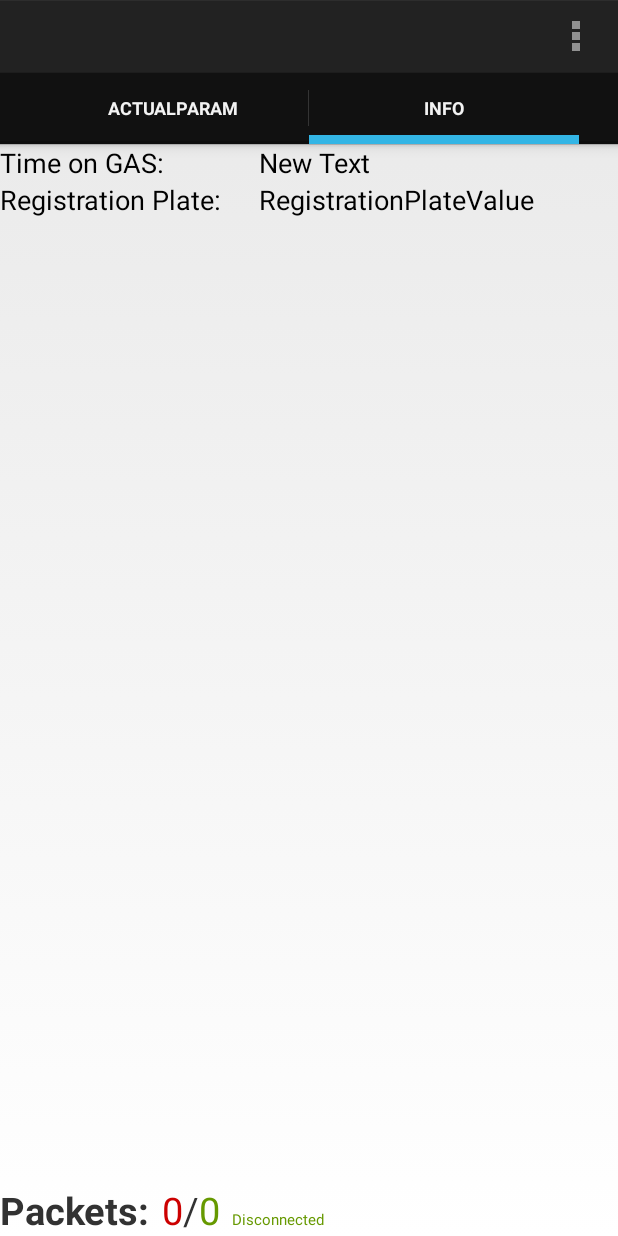
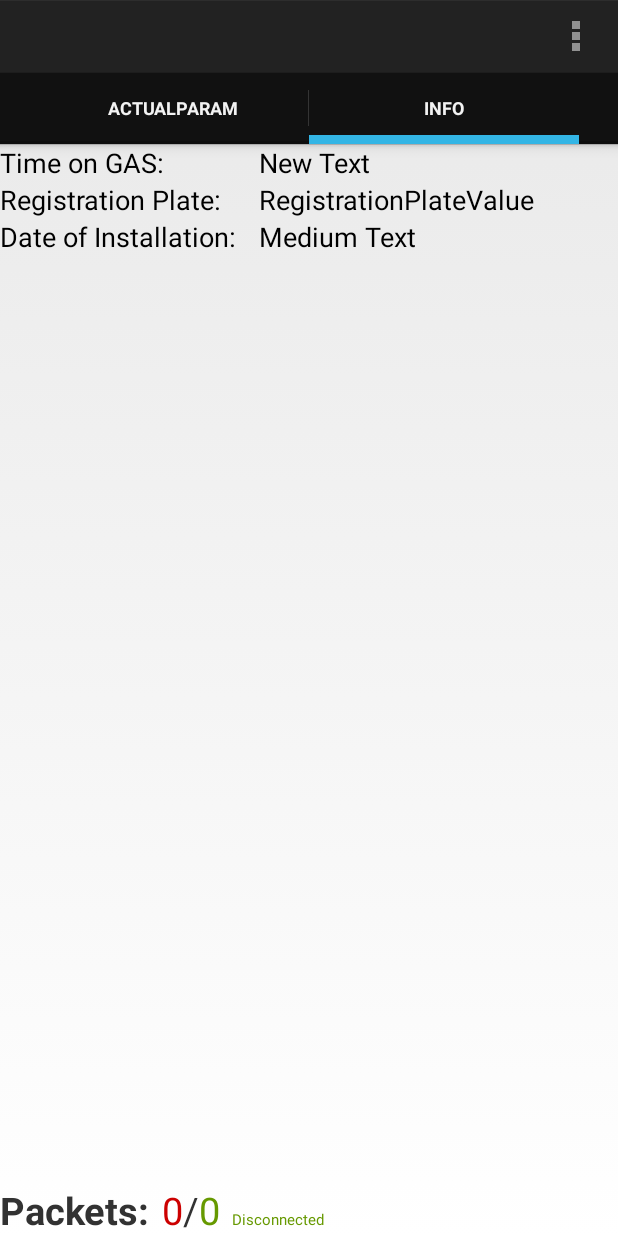
Before and after one commit to mobrembski/KMEBingo, an Android app: the screen it shows after launch (MainActivity), tab 2 chosen, on a phone screen of 412 x 824 dp. Run offline under Robolectric (Android 15) with nearby library versions, the phone set to English and light mode, and no system bars.

Commit message:
Added viewing of Installation date saved in controller memory.

```diff
--- a/app/src/main/java/com/mobrembski/kmeviewer/KmeInfoTab.java
+++ b/app/src/main/java/com/mobrembski/kmeviewer/KmeInfoTab.java
@@ -25,6 +25,8 @@ public class KmeInfoTab extends KMEViewerTab {
                     tv.setText(String.valueOf(dtn.hoursOnGas+"h "+dtn.minutesOnGas+"min"));
                     tv = (TextView) myView.findViewById(R.id.RegistrationPlateValue);
                     tv.setText(dtn.RegistrationPlate);
+                    tv = (TextView) myView.findViewById(R.id.DateOfInstallationValue);
+                    tv.setText(dtn.DayOfInstallation+"-"+dtn.MonthOfInstallation+"-"+dtn.YearOfInstallation);
                 }
             });
     }
--- a/app/src/main/res/layout/kmeinfotab.xml
+++ b/app/src/main/res/layout/kmeinfotab.xml
@@ -48,5 +48,24 @@
                 android:text="RegistrationPlateValue"
                 android:id="@+id/RegistrationPlateValue" />
         </TableRow>
+
+        <TableRow
+            android:layout_width="fill_parent"
+            android:layout_height="fill_parent">
+
+            <TextView
+                android:layout_width="wrap_content"
+                android:layout_height="wrap_content"
+                android:textAppearance="?android:attr/textAppearanceMedium"
+                android:text="Date of Installation:"
+                android:id="@+id/DateOfInstallation" />
+
+            <TextView
+                android:layout_width="wrap_content"
+                android:layout_height="wrap_content"
+                android:textAppearance="?android:attr/textAppearanceMedium"
+                android:text="Medium Text"
+                android:id="@+id/DateOfInstallationValue" />
+        </TableRow>
     </TableLayout>
 </RelativeLayout>
```
Also changed, not shown: app/src/main/java/com/mobrembski/kmeviewer/KMEDataInfo.java (+18 -13 lines).
